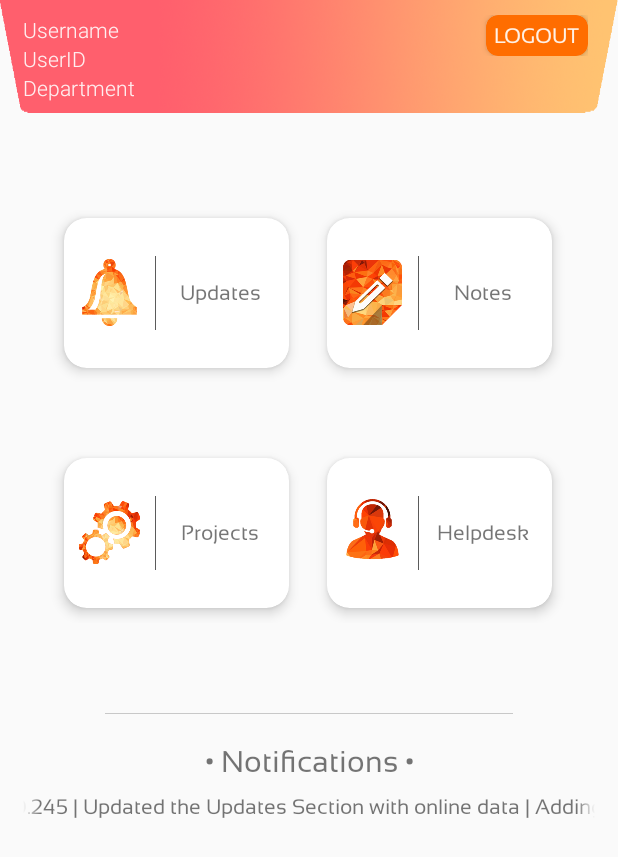
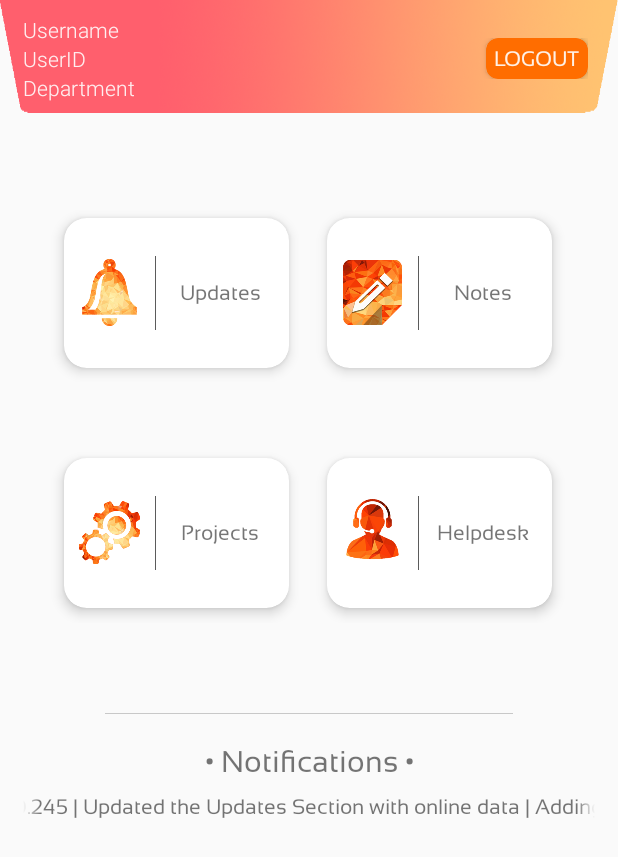
Before and after one commit to PvtSec/JustinHands, an Android app: the Student_Dashboard screen opened directly, with no data from a screen before it, on a phone screen of 412 x 824 dp. Shown: the top 857 px of the screen. Run offline under Robolectric (Android 15) with nearby library versions, the phone set to English and light mode, and no system bars; our stand-ins replace Volley; network calls fail.

Commit message:
Update activity_student__dashboard.xml
Some tweaks at Dashboard

```diff
--- a/app/src/main/res/layout/activity_student__dashboard.xml
+++ b/app/src/main/res/layout/activity_student__dashboard.xml
@@ -66,7 +66,6 @@
                 android:layout_width="match_parent"
                 android:layout_height="wrap_content"
                 android:layout_marginRight="20dp"
-                android:layout_marginBottom="15dp"
                 android:gravity="right"
                 android:orientation="vertical">
 
```
